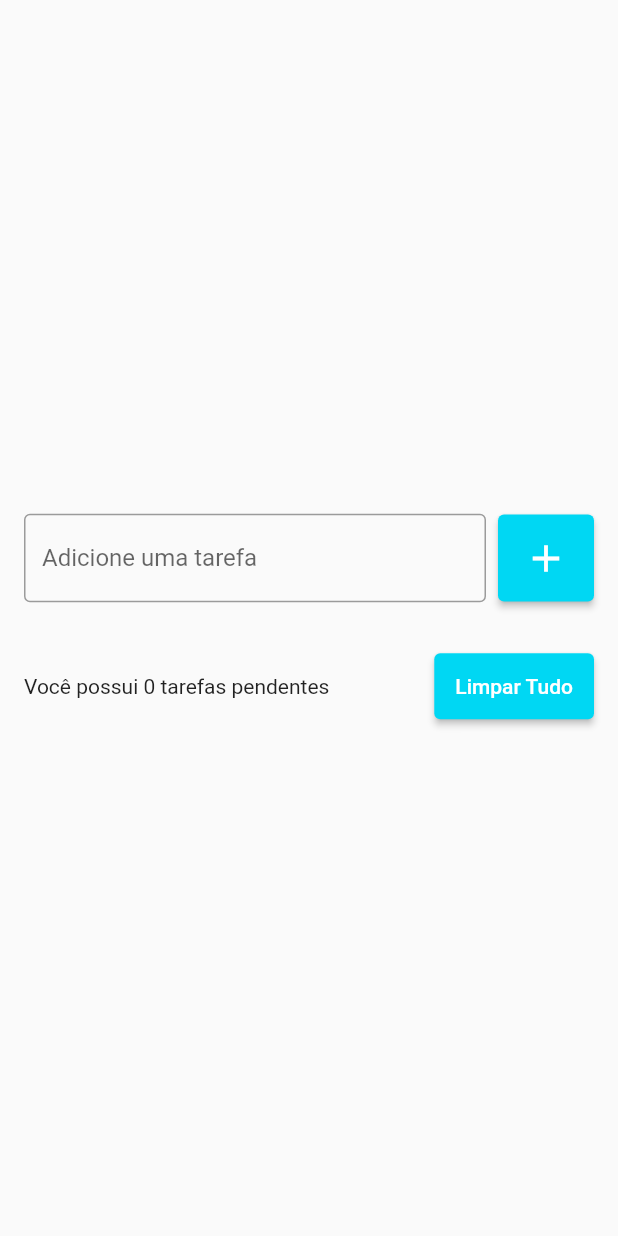
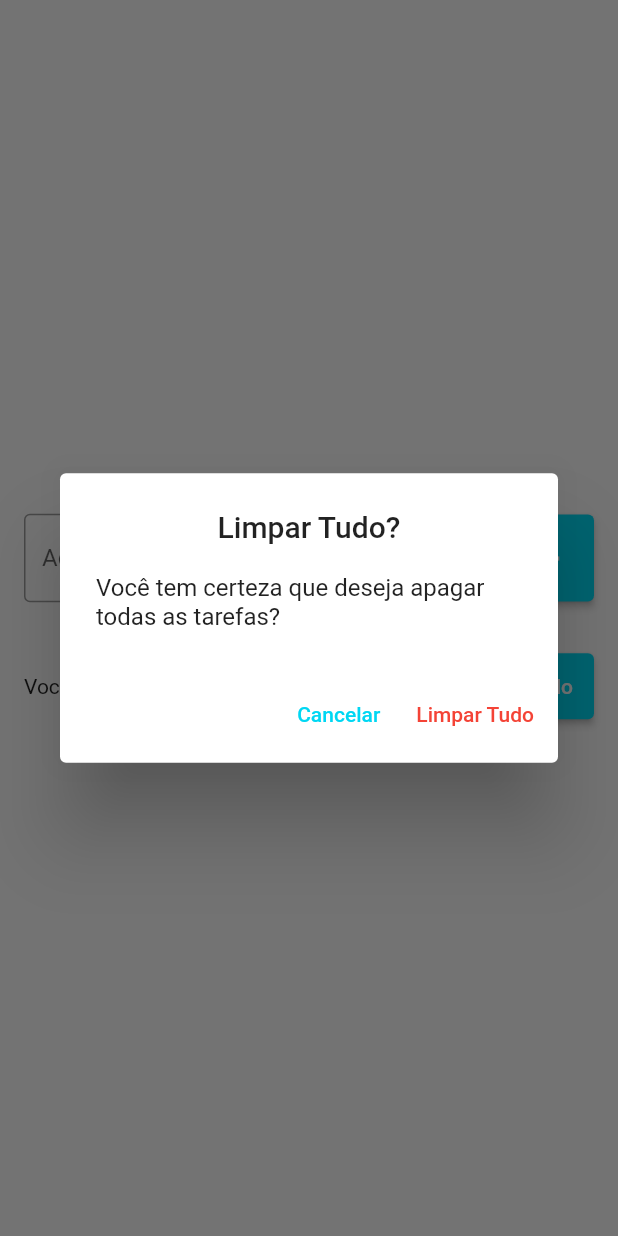
Before and after one commit to RenatoRosaFranco/flutter-todo, a Flutter app: the screen it shows after launch, after a tap on "Limpar Tudo", on a phone screen of 412 x 824 dp. Run offline on Flutter 3.47's test engine with Material 2 defaults, Android fonts, the phone set to English and light mode, and no system bars; our stand-ins replace flutter_slidable.

Commit message:
Added remove all todos function and remove a single todo, added flutter_slidable plugin to the project

```diff
--- a/lib/pages/todo_list_page.dart
+++ b/lib/pages/todo_list_page.dart
@@ -68,7 +68,11 @@ class _TodoListPageState extends State<TodoListPage> {
                   child: ListView(
                     shrinkWrap: true,
                     children: [
-                      for (Todo todo in todos) TodoListItem(todo: todo)
+                      for (Todo todo in todos)
+                        TodoListItem(
+                            todo: todo,
+                            onDelete: onDelete
+                        )
                     ],
                   ),
                 ),
@@ -80,7 +84,7 @@ class _TodoListPageState extends State<TodoListPage> {
                             'Você possui ${todos.length} tarefas pendentes')),
                     const SizedBox(width: 8),
                     ElevatedButton(
-                      onPressed: () {},
+                      onPressed: showDeleteTodosConfirmationDialog,
                       style: ElevatedButton.styleFrom(
                           primary: const Color(0xff00d7f3),
                           padding: const EdgeInsets.all(14)),
@@ -95,4 +99,51 @@ class _TodoListPageState extends State<TodoListPage> {
       ),
     );
   }
+
+  void showDeleteTodosConfirmationDialog() {
+    showDialog(
+        context: context,
+        builder: (context) => AlertDialog(
+              title: const Text('Limpar Tudo?', textAlign: TextAlign.center),
+              content: const Text(
+                  'Você tem certeza que deseja apagar todas as tarefas?'),
+              actions: [
+                TextButton(
+                    onPressed: () {
+                      Navigator.of(context).pop();
+                    },
+                    style: TextButton.styleFrom(
+                      primary: Color(0xff00d7f3)
+                    ),
+                    child: Text(
+                        'Cancelar'
+                    )
+                ),
+                TextButton(
+                  onPressed: () {
+                    Navigator.of(context).pop();
+                    deleteAllTodos();
+                  },
+                  style: TextButton.styleFrom(
+                    primary: Colors.red
+                  ),
+                  child: Text(
+                    'Limpar Tudo'
+                  ),
+                ),
+              ],
+            ));
+  }
+
+  void onDelete(Todo todo) {
+    setState(() {
+      todos.remove(todo);
+    });
+  }
+
+  void deleteAllTodos() {
+    setState(() {
+      todos.clear();
+    });
+  }
 }
--- a/pubspec.yaml
+++ b/pubspec.yaml
@@ -37,6 +37,7 @@ dependencies:
   # Use with the CupertinoIcons class for iOS style icons.
   cupertino_icons: ^1.0.2
   intl:
+  flutter_slidable: ^0.6.0
 
 dev_dependencies:
   flutter_test:
```
Also changed, not shown: lib/pages/todo_list_item.dart (+26 -4 lines), pubspec.lock.
